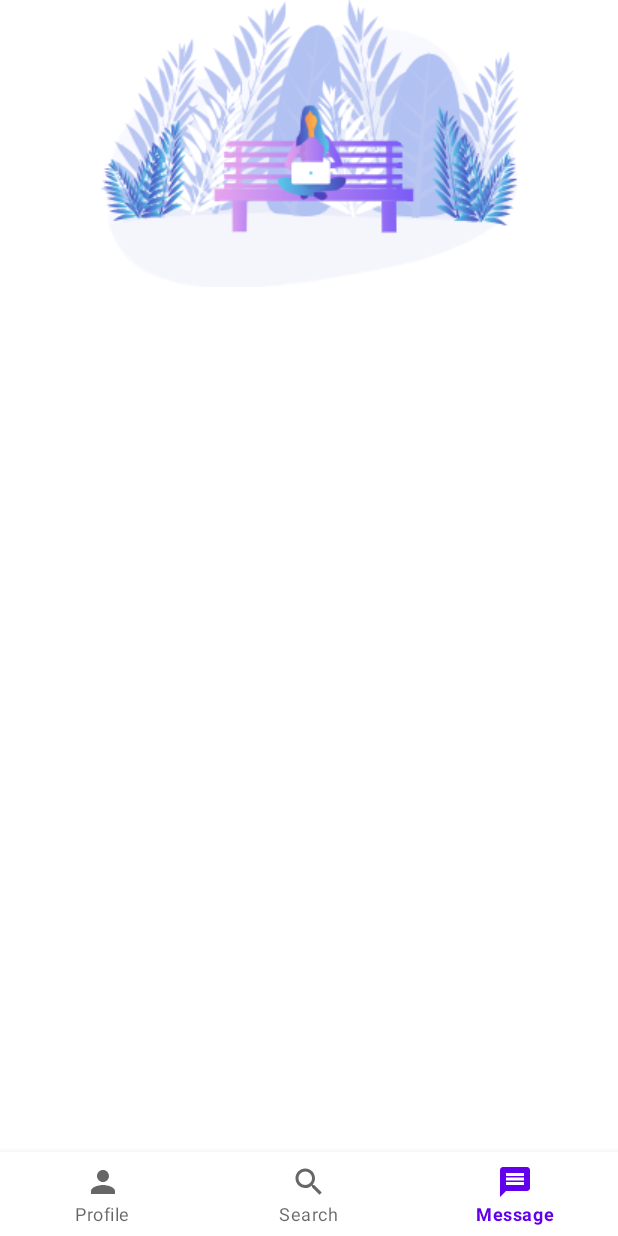
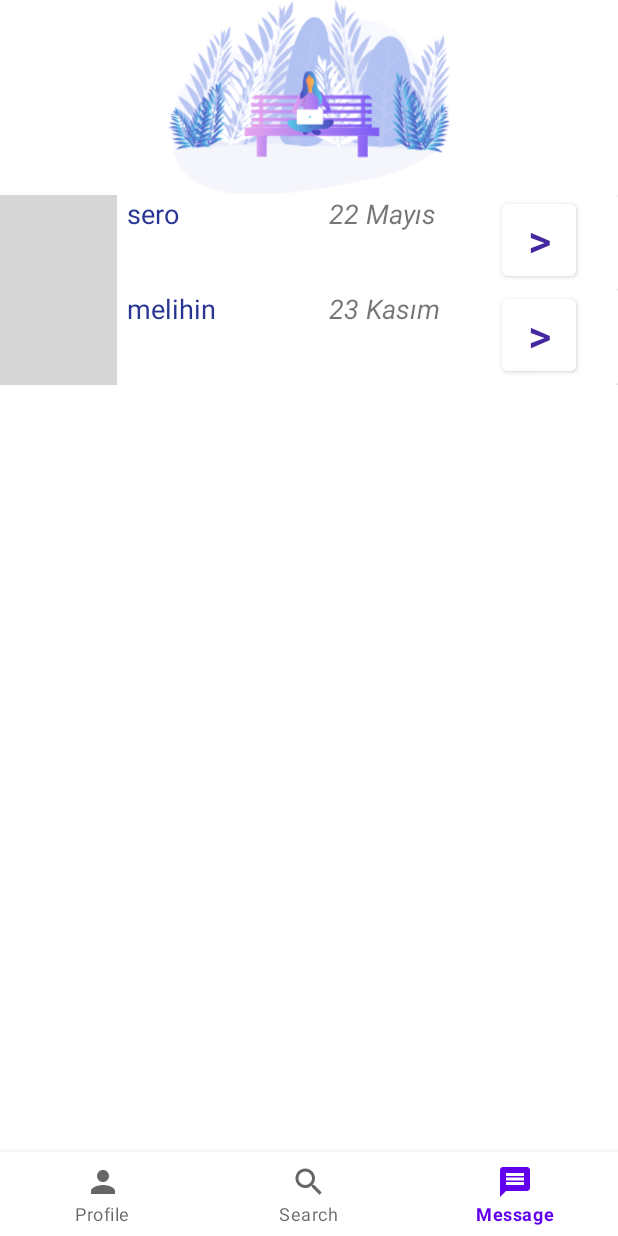
Before and after one commit to mertcanduldul/TradingMarketApp, an Android app: the SearchActivity screen opened directly, with no data from a screen before it, item 3 of the bottom bar chosen, on a phone screen of 412 x 824 dp. Run offline under Robolectric (Android 15) with nearby library versions, the phone set to English and light mode, and no system bars; our stand-ins replace Firebase (no records; nobody signed in at launch, a user with empty details on screens opened directly), Picasso; pictures from the network do not load; grey boxes are pictures that could not be loaded.

Commit message:
mesaj sayfası tasarımına başlandı

```diff
--- a/app/src/main/java/com/mertcanduldul/app/Mesaj.java
+++ b/app/src/main/java/com/mertcanduldul/app/Mesaj.java
@@ -1,16 +1,29 @@
 package com.mertcanduldul.app;
 
 public class Mesaj {
+    private String id;
     private String fromKisi;
     private String toKisi;
     private String zaman;
     private String mesajicerik;
 
-    public Mesaj(String fromKisi, String toKisi, String zaman, String mesajicerik) {
+    public Mesaj() {
+    }
+
+    public Mesaj(String id, String fromKisi, String toKisi, String zaman, String mesajicerik) {
+        this.id = id;
         this.fromKisi = fromKisi;
         this.toKisi = toKisi;
         this.zaman = zaman;
         this.mesajicerik = mesajicerik;
+    }
+
+    public String getId() {
+        return id;
+    }
+
+    public void setId(String id) {
+        this.id = id;
     }
 
     public String getFromKisi() {
--- a/app/src/main/java/com/mertcanduldul/app/MessageActivity.java
+++ b/app/src/main/java/com/mertcanduldul/app/MessageActivity.java
@@ -8,12 +8,43 @@ import android.view.ViewGroup;
 import androidx.annotation.NonNull;
 import androidx.annotation.Nullable;
 import androidx.fragment.app.Fragment;
+import androidx.recyclerview.widget.RecyclerView;
+import androidx.recyclerview.widget.StaggeredGridLayoutManager;
+
+import java.util.ArrayList;
+import java.util.List;
 
 public class MessageActivity extends Fragment {
+    private RecyclerView rvMessageList;
+    private MessageAdapter messageAdapter;
+
     @Nullable
     @Override
     public View onCreateView(@NonNull LayoutInflater inflater, @Nullable ViewGroup container, @Nullable Bundle savedInstanceState) {
         View view = inflater.inflate(R.layout.message_layout, container, false);
+
+        List<Mesaj> mesajList = new ArrayList<>();
+        Mesaj m = new Mesaj();
+        m.setId("1");
+        m.setFromKisi("sero");
+        m.setMesajicerik("mesaj icerik xd");
+        m.setToKisi("mert");
+        m.setZaman("22 Mayıs");
+        Mesaj m1 = new Mesaj();
+        m1.setId("2");
+        m1.setFromKisi("melihin");
+        m1.setMesajicerik("mesaj icerik xd");
+        m1.setToKisi("mert");
+        m1.setZaman("23 Kasım");
+        mesajList.add(m);
+        mesajList.add(m1);
+
+            rvMessageList = view.findViewById(R.id.rvMessageList);
+            messageAdapter = new MessageAdapter(mesajList, getContext());
+            rvMessageList.setAdapter(messageAdapter);
+            rvMessageList.setLayoutManager(new StaggeredGridLayoutManager(10, StaggeredGridLayoutManager.HORIZONTAL));
+
+
         return view;
     }
 }
--- a/app/src/main/java/com/mertcanduldul/app/MessageAdapter.java
+++ b/app/src/main/java/com/mertcanduldul/app/MessageAdapter.java
@@ -1,31 +1,72 @@
 package com.mertcanduldul.app;
 
+import android.content.Context;
+import android.view.LayoutInflater;
 import android.view.View;
 import android.view.ViewGroup;
+import android.widget.Button;
+import android.widget.ImageView;
+import android.widget.TextView;
 
 import androidx.annotation.NonNull;
 import androidx.recyclerview.widget.RecyclerView;
 
+import com.squareup.picasso.Picasso;
+
+import java.util.List;
+
 public class MessageAdapter extends RecyclerView.Adapter<MessageAdapter.MessageHolder> {
+    List<Mesaj> mesajList;
+    Context context;
+
     @NonNull
     @Override
     public MessageAdapter.MessageHolder onCreateViewHolder(@NonNull ViewGroup parent, int viewType) {
-        return null;
+        View itemView = LayoutInflater.from(parent.getContext()).inflate(R.layout.message_list_item_layout, parent, false);
+        return new MessageHolder(itemView);
+    }
+
+    public MessageAdapter(List<Mesaj> mesajList, Context context) {
+        this.mesajList = mesajList;
+        this.context = context;
     }
 
     @Override
     public void onBindViewHolder(@NonNull MessageAdapter.MessageHolder holder, int position) {
+        Mesaj m = mesajList.get(position);
+        String mesajid = m.getId();
+        holder.textUserMessage.setText(m.getFromKisi());
+        holder.textDateMessage.setText(m.getZaman());
+        Picasso.
+                get().
+                load("https://pbs.twimg.com/profile_images/2224119204/557523_199181593530846_199176213531384_325140_69930876_n_400x400.jpg").
+                into(holder.imageUserMessage);
+
+        holder.buttonGotoMessage.setOnClickListener(new View.OnClickListener() {
+            @Override
+            public void onClick(View v) {
+
+            }
+        });
 
     }
 
     @Override
     public int getItemCount() {
-        return 0;
+        return mesajList.size();
     }
 
-    public  class MessageHolder extends RecyclerView.ViewHolder {
+    public class MessageHolder extends RecyclerView.ViewHolder {
+        TextView textUserMessage, textDateMessage;
+        Button buttonGotoMessage;
+        ImageView imageUserMessage;
+
         public MessageHolder(@NonNull View itemView) {
             super(itemView);
+            textUserMessage = itemView.findViewById(R.id.textUserMessage);
+            textDateMessage = itemView.findViewById(R.id.textDateMessage);
+            imageUserMessage = itemView.findViewById(R.id.imageUserMessage);
+            buttonGotoMessage = itemView.findViewById(R.id.buttonGotoMessage);
         }
     }
 }
--- a/app/src/main/res/layout/message_layout.xml
+++ b/app/src/main/res/layout/message_layout.xml
@@ -7,8 +7,8 @@
 
     <ImageView
         android:id="@+id/imageView5"
-        android:layout_width="wrap_content"
-        android:layout_height="wrap_content"
+        android:layout_width="280dp"
+        android:layout_height="129dp"
         app:layout_constraintEnd_toEndOf="parent"
         app:layout_constraintHorizontal_bias="0.5"
         app:layout_constraintStart_toStartOf="parent"
@@ -16,12 +16,13 @@
         app:srcCompat="@drawable/message_top" />
 
     <androidx.recyclerview.widget.RecyclerView
+        android:id="@+id/rvMessageList"
         android:layout_width="match_parent"
         android:layout_height="match_parent"
-        android:layout_marginTop="190dp"
-        android:layout_marginEnd="260dp"
+        android:layout_marginTop="130dp"
         app:layout_constraintBottom_toBottomOf="parent"
-        app:layout_constraintEnd_toEndOf="parent"
         app:layout_constraintStart_toStartOf="parent"
-        app:layout_constraintTop_toTopOf="parent" />
+        app:layout_constraintTop_toTopOf="parent"
+        android:layout_below="@+id/imageView5"
+        />
 </androidx.constraintlayout.widget.ConstraintLayout>
--- /dev/null
+++ b/app/src/main/res/layout/message_list_item_layout.xml
@@ -0,0 +1,74 @@
+<?xml version="1.0" encoding="utf-8"?>
+<androidx.constraintlayout.widget.ConstraintLayout
+    xmlns:android="http://schemas.android.com/apk/res/android"
+    xmlns:app="http://schemas.android.com/apk/res-auto"
+    xmlns:tools="http://schemas.android.com/tools"
+    android:layout_width="match_parent"
+    android:layout_height="match_parent">
+
+    <androidx.cardview.widget.CardView
+        android:layout_width="wrap_content"
+        android:layout_height="wrap_content"
+        app:layout_constraintEnd_toEndOf="parent"
+        app:layout_constraintStart_toStartOf="parent"
+        app:layout_constraintTop_toTopOf="parent">
+
+        <androidx.constraintlayout.widget.ConstraintLayout
+            android:id="@+id/linearLayout"
+            android:layout_width="match_parent"
+            android:layout_height="84dp"
+            android:orientation="horizontal">
+
+            <ImageView
+                android:id="@+id/imageUserMessage"
+                android:layout_width="78dp"
+                android:layout_height="67dp"
+                app:layout_constraintStart_toStartOf="parent"
+                app:layout_constraintTop_toTopOf="parent" />
+
+            <TextView
+                android:id="@+id/textUserMessage"
+                android:layout_width="106dp"
+                android:layout_height="65dp"
+                android:layout_marginStart="10dp"
+                android:layout_marginEnd="148dp"
+                android:text="username"
+                android:textColor="#283593"
+                android:textSize="18sp"
+                app:layout_constraintEnd_toStartOf="@+id/buttonGotoMessage"
+                app:layout_constraintStart_toEndOf="@+id/imageUserMessage"
+                app:layout_constraintTop_toTopOf="parent" />
+
+            <TextView
+                android:id="@+id/textDateMessage"
+                android:layout_width="110dp"
+                android:layout_height="60dp"
+                android:layout_marginEnd="5dp"
+                android:text="datetime"
+                android:textSize="18sp"
+                android:textStyle="italic"
+                app:layout_constraintEnd_toStartOf="@+id/buttonGotoMessage"
+                app:layout_constraintTop_toTopOf="parent" />
+
+            <Button
+                android:id="@+id/buttonGotoMessage"
+                android:layout_width="49dp"
+                android:layout_height="60dp"
+                android:layout_marginEnd="28dp"
+                android:backgroundTint="#FFFFFF"
+                android:padding="0dp"
+                android:paddingLeft="0dp"
+                android:paddingTop="0dp"
+                android:paddingRight="0dp"
+                android:paddingBottom="0dp"
+                android:text=">"
+                android:textColor="#4527A0"
+                android:textSize="30sp"
+                app:iconPadding="0dp"
+                app:layout_constraintEnd_toEndOf="parent"
+                app:layout_constraintTop_toTopOf="parent" />
+
+        </androidx.constraintlayout.widget.ConstraintLayout>
+    </androidx.cardview.widget.CardView>
+
+</androidx.constraintlayout.widget.ConstraintLayout>
--- a/app/src/main/res/values/colors.xml
+++ b/app/src/main/res/values/colors.xml
@@ -7,4 +7,8 @@
     <color name="teal_700">#FF018786</color>
     <color name="black">#FF000000</color>
     <color name="white">#FFFFFFFF</color>
+    <color name="transparent">#00FFFFFF</color>
+    <color name="colorStatusbar">#6269F0</color>
+    <color name="mtrl_textinput_default_box_stroke_color">#FFFFFF</color>
+    <color name="mtrl_text">#FFFFFF</color>
 </resources>
--- a/app/src/main/res/values/themes.xml
+++ b/app/src/main/res/values/themes.xml
@@ -10,9 +10,11 @@
         <item name="colorSecondaryVariant">@color/teal_700</item>
         <item name="colorOnSecondary">@color/black</item>
         <!-- Status bar color. -->
-        <item name="android:statusBarColor" tools:targetApi="l">?attr/colorPrimaryVariant</item>
+        <item name="android:statusBarColor" tools:targetApi="l">@color/colorStatusbar</item>
         <!-- Customize your theme here. -->
         <item name="windowNoTitle">true</item>
         <item name="windowActionBar">false</item>
+
     </style>
+
 </resources>
```
Also changed, not shown: app/src/main/java/com/mertcanduldul/app/CustomAdapter.java (+0 -7 lines), app/src/main/res/layout/login_layout.xml (+54 -46 lines), app/src/main/res/layout/search_layout.xml (+5 -5 lines), app/src/main/res/drawable/lenovo.jpg (deleted), app/src/main/res/drawable/monster.jpg (deleted), app/src/main/res/drawable/msi.jpg (deleted).
